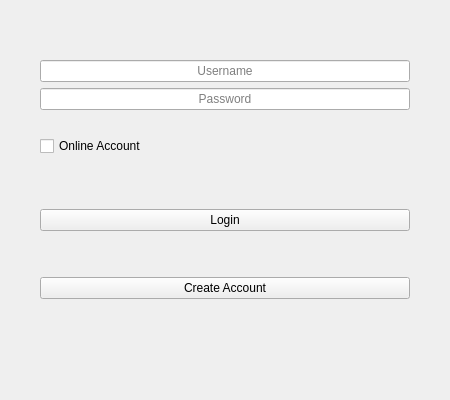
Above: FinancialManager/Authentication/loginwidget.ui from Aethermeister/FinancialManager before the change. Below: the same form after it.
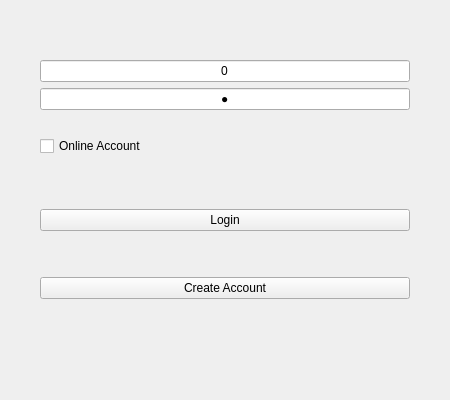
That is the form after the change.

```diff
--- a/FinancialManager/Authentication/loginwidget.ui
+++ b/FinancialManager/Authentication/loginwidget.ui
@@ -71,6 +71,9 @@
        <property name="contextMenuPolicy">
         <enum>Qt::NoContextMenu</enum>
        </property>
+       <property name="text">
+        <string>0</string>
+       </property>
        <property name="echoMode">
         <enum>QLineEdit::Password</enum>
        </property>
@@ -103,6 +106,9 @@
        <property name="contextMenuPolicy">
         <enum>Qt::NoContextMenu</enum>
        </property>
+       <property name="text">
+        <string>0</string>
+       </property>
        <property name="alignment">
         <set>Qt::AlignCenter</set>
        </property>
```
Left out of the diff: 151 changed lines with no effect on the pictures.
